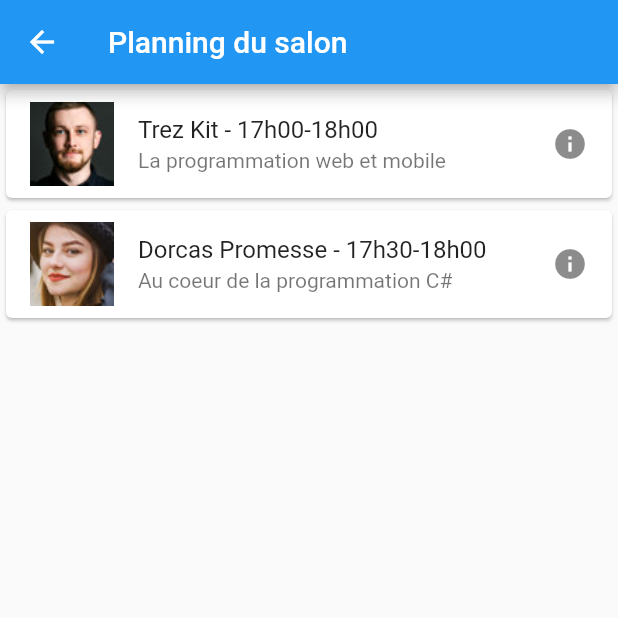
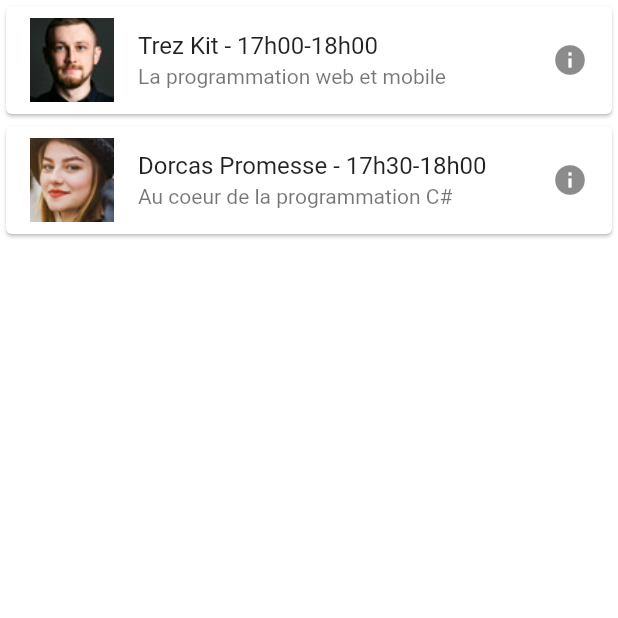
Before and after one commit to karmakatoro/test_app, a Flutter app: the screen it shows after launch, after a tap on "Planning", on a phone screen of 412 x 824 dp, the top half of it. Run offline on Flutter 3.47's test engine with Material 2 defaults, Android fonts, the phone set to English and light mode, and no system bars.

Commit message:
making unique scaffold

```diff
--- a/lib/main.dart
+++ b/lib/main.dart
@@ -10,6 +10,11 @@ class MyApp extends StatelessWidget {
 
   @override
   Widget build(BuildContext context) {
-    return MaterialApp(home: HomePage());
+    return MaterialApp(
+      home: Scaffold(
+        appBar: AppBar(title: Text("Aura test_app")),
+        body: const HomePage(),
+      ),
+    );
   }
 }
--- a/lib/screens/event_page.dart
+++ b/lib/screens/event_page.dart
@@ -25,11 +25,7 @@ class _EventPageState extends State<EventPage> {
 
   @override
   Widget build(BuildContext context) {
-    return Scaffold(
-      appBar: AppBar(
-        title: Text("Planning du salon"),
-      ),
-      body: Center(
+    return Center(
       child: ListView.builder(
         itemCount: events.length,
         itemBuilder: (context, index) {
@@ -43,12 +39,11 @@ class _EventPageState extends State<EventPage> {
               leading: Image.asset("assets/images/$avatar.jpg"),
               title: Text("$speaker - $date"),
               subtitle: Text("$subject"),
-                trailing: Icon(Icons.info),
+              trailing: const Icon(Icons.info),
             ),
           );
         },
       ),
-      ),
     );
   }
 }
--- a/lib/screens/home_page.dart
+++ b/lib/screens/home_page.dart
@@ -8,11 +8,7 @@ class HomePage extends StatelessWidget {
 
   @override
   Widget build(BuildContext context) {
-    return Scaffold(
-      appBar: AppBar(
-        title: const Text("Aura Test App"),
-      ),
-      body: Center(
+    return Center(
         child: Column(
       mainAxisAlignment: MainAxisAlignment.center,
       children: [
@@ -42,7 +38,6 @@ class HomePage extends StatelessWidget {
           icon: Icon(Icons.calendar_month),
         ),
       ],
-      )),
-    );
+    ));
   }
 }
```
Lines whose indentation alone changed are shown as unchanged.
